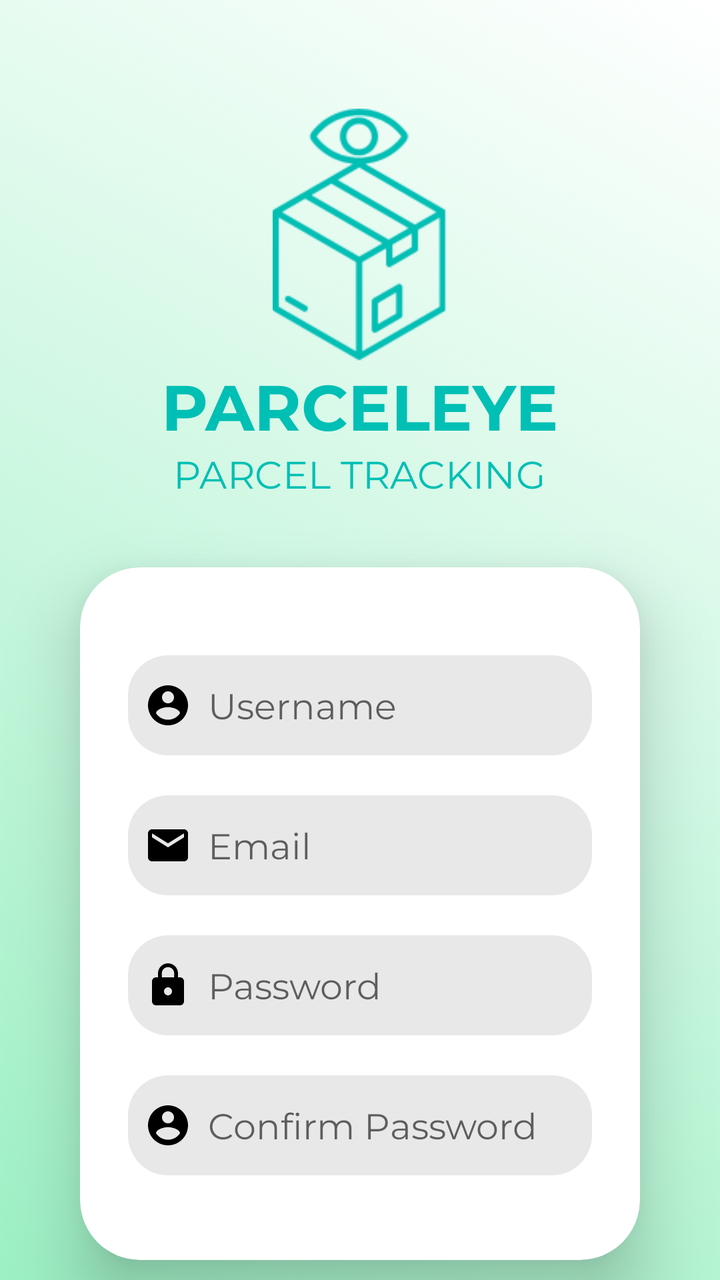
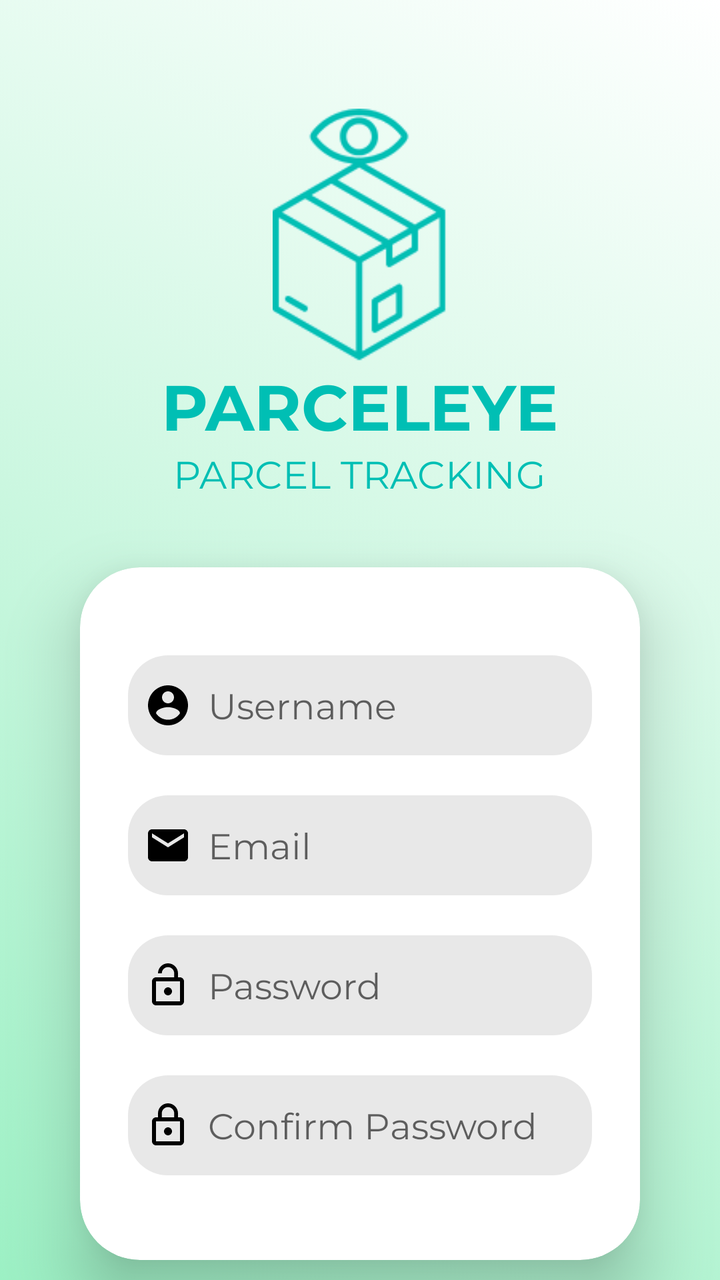

The first picture is an Android layout as it rendered before a commit; the second is the same layout after the commit. The layout source and the unified diff follow.
<!-- AndroidManifest.xml: application theme Theme.ParcelEyeLogin -->
<!-- res/layout/activity_register.xml -->
<?xml version="1.0" encoding="utf-8"?>
<LinearLayout xmlns:android="http://schemas.android.com/apk/res/android"
    xmlns:app="http://schemas.android.com/apk/res-auto"
    xmlns:tools="http://schemas.android.com/tools"
    android:id="@+id/main"
    android:layout_width="match_parent"
    android:layout_height="match_parent"
    android:orientation="vertical"
    android:gravity="center"
    android:background="@drawable/green_gradient"
    android:weightSum="100"
    tools:context=".MainActivity">

    <LinearLayout
        android:layout_width="wrap_content"
        android:layout_height="wrap_content"
        android:gravity="center"
        android:orientation="vertical"
        android:layout_marginTop="30dp"
        android:scaleX="0.8"
        android:scaleY="0.8"
        >

        <ImageView
            android:layout_width="wrap_content"
            android:layout_height="wrap_content"
            android:contentDescription="@string/logo"
            android:src="@drawable/logo" />

        <TextView
            android:layout_width="wrap_content"
            android:layout_height="wrap_content"
            android:fontFamily="@font/montserrat_bold"
            android:text="@string/hero_image"
            android:textColor="@color/aqua"
            android:textSize="40sp" />

        <TextView
            android:layout_width="wrap_content"
            android:layout_height="wrap_content"
            android:fontFamily="@font/montserrat"
            android:text="@string/hero_image2"
            android:textColor="@color/aqua"
            android:textSize="24sp" />
    </LinearLayout>

    <androidx.cardview.widget.CardView
        android:layout_width="match_parent"
        android:layout_height="wrap_content"
        android:layout_marginHorizontal="40dp"
        android:layout_marginVertical="10dp"
        app:cardCornerRadius="30dp"
        app:cardElevation="20dp"
        android:background="@color/cardview_light_background"
        >

        <LinearLayout
            android:layout_width="match_parent"
            android:layout_height="wrap_content"
            android:orientation="vertical"
            android:layout_gravity="center_horizontal"
            android:padding="24dp"
            >

            <EditText
                android:layout_width="match_parent"
                android:layout_height="50dp"
                android:id="@+id/username"
                android:background="@drawable/roundedrect"
                android:drawableStart="@drawable/usericon"
                android:fontFamily="@font/montserrat"
                android:hint="Username"
                android:drawablePadding="8dp"
                android:padding="8dp"
                android:layout_marginTop="20dp"
                >
            </EditText>

            <EditText
                android:layout_width="match_parent"
                android:layout_height="50dp"
                android:id="@+id/email"
                android:background="@drawable/roundedrect"
                android:drawableStart="@drawable/emailicon"
                android:fontFamily="@font/montserrat"
                android:hint="@string/email"
                android:drawablePadding="8dp"
                android:padding="8dp"
                android:layout_marginTop="20dp"
                android:inputType="textEmailAddress"
                >
            </EditText>

            <EditText
                android:layout_width="match_parent"
                android:layout_height="50dp"
                android:background="@drawable/roundedrect"
                android:drawableStart="@drawable/lockicon"
                android:fontFamily="@font/montserrat"
                android:id="@+id/password"
                android:hint="@string/password"
                android:drawablePadding="8dp"
                android:padding="8dp"
                android:layout_marginTop="20dp"
                android:inputType="textPassword"
                >
            </EditText>

            <EditText
                android:layout_width="match_parent"
                android:layout_height="50dp"
                android:id="@+id/passwordConfirm"
                android:background="@drawable/roundedrect"
                android:drawableStart="@drawable/usericon"
                android:fontFamily="@font/montserrat"
                android:hint="Confirm Password"
                android:drawablePadding="8dp"
                android:padding="8dp"
                android:layout_marginTop="20dp"
                android:inputType="textPassword"
                >
            </EditText>

            <Button
                android:layout_width="match_parent"
                android:layout_height="50dp"
                android:id="@+id/signUpButton"
                android:text="Sign Up"
                android:textSize="20sp"
                android:fontFamily="@font/montserrat_bold"
                android:backgroundTint="@color/aqua"
                android:layout_marginTop="15dp"/>

        </LinearLayout>

    </androidx.cardview.widget.CardView>


</LinearLayout>
<!-- resources referenced by this layout -->
<resources>
  <color name="aqua">#00bfb4</color>
  <!-- drawable emailicon (drawable) -->
  <vector xmlns:android="http://schemas.android.com/apk/res/android" android:height="24dp" android:tint="#000000" android:viewportHeight="24" android:viewportWidth="24" android:width="24dp">
        
      <path android:fillColor="@android:color/white" android:pathData="M20,4L4,4c-1.1,0 -1.99,0.9 -1.99,2L2,18c0,1.1 0.9,2 2,2h16c1.1,0 2,-0.9 2,-2L22,6c0,-1.1 -0.9,-2 -2,-2zM20,8l-8,5 -8,-5L4,6l8,5 8,-5v2z"/>
      
  </vector>
  <!-- drawable green_gradient (drawable) -->
  <?xml version="1.0" encoding="utf-8"?>
  <selector xmlns:android="http://schemas.android.com/apk/res/android">
  <item>
      <shape android:shape="rectangle">
          <gradient android:startColor="#9cf0c4" android:endColor="#ffffff" android:angle="45"/>
      </shape>
  </item>
  </selector>
  <!-- drawable lockicon (drawable) -->
  <vector xmlns:android="http://schemas.android.com/apk/res/android" android:height="24dp" android:tint="#000000" android:viewportHeight="24" android:viewportWidth="24" android:width="24dp">
        
      <path android:fillColor="@android:color/white" android:pathData="M18,8h-1L17,6c0,-2.76 -2.24,-5 -5,-5S7,3.24 7,6v2L6,8c-1.1,0 -2,0.9 -2,2v10c0,1.1 0.9,2 2,2h12c1.1,0 2,-0.9 2,-2L20,10c0,-1.1 -0.9,-2 -2,-2zM12,17c-1.1,0 -2,-0.9 -2,-2s0.9,-2 2,-2 2,0.9 2,2 -0.9,2 -2,2zM15.1,8L8.9,8L8.9,6c0,-1.71 1.39,-3.1 3.1,-3.1 1.71,0 3.1,1.39 3.1,3.1v2z"/>
      
  </vector>
  <!-- drawable logo: png bitmap (drawable, 7320 bytes) -->
  <!-- drawable roundedrect (drawable) -->
  <?xml version="1.0" encoding="utf-8"?>
  <shape xmlns:android="http://schemas.android.com/apk/res/android"
      android:shape="rectangle">
  
      <solid
          android:color="@color/grey"/>
  
      <corners
          android:radius="20dp"/>
  </shape>
  <!-- drawable usericon (drawable) -->
  <vector xmlns:android="http://schemas.android.com/apk/res/android" android:height="24dp" android:tint="#000000" android:viewportHeight="24" android:viewportWidth="24" android:width="24dp">
        
      <path android:fillColor="@android:color/white" android:pathData="M12,2C6.48,2 2,6.48 2,12s4.48,10 10,10 10,-4.48 10,-10S17.52,2 12,2zM12,5c1.66,0 3,1.34 3,3s-1.34,3 -3,3 -3,-1.34 -3,-3 1.34,-3 3,-3zM12,19.2c-2.5,0 -4.71,-1.28 -6,-3.22 0.03,-1.99 4,-3.08 6,-3.08 1.99,0 5.97,1.09 6,3.08 -1.29,1.94 -3.5,3.22 -6,3.22z"/>
      
  </vector>
  <string name="email">Email</string>
  <string name="hero_image">PARCELEYE</string>
  <string name="hero_image2">PARCEL TRACKING</string>
  <string name="logo">App Logo</string>
  <string name="password">Password</string>
  <style name="Theme.ParcelEyeLogin" parent="Base.Theme.ParcelEyeLogin" />
  <color name="grey">#e8e8e8</color>
  <style name="Base.Theme.ParcelEyeLogin" parent="Theme.MaterialComponents.DayNight.NoActionBar">
          
          
          <item name="colorPrimary">@color/aqua</item>
      </style>
</resources>

<!-- the commit's change to res/layout/activity_register.xml (unified diff, before → after) -->
@@ -95,7 +95,7 @@
                 android:layout_width="match_parent"
                 android:layout_height="50dp"
                 android:background="@drawable/roundedrect"
-                android:drawableStart="@drawable/lockicon"
+                android:drawableStart="@drawable/lockopenicon"
                 android:fontFamily="@font/montserrat"
                 android:id="@+id/password"
                 android:hint="@string/password"
@@ -111,7 +111,7 @@
                 android:layout_height="50dp"
                 android:id="@+id/passwordConfirm"
                 android:background="@drawable/roundedrect"
-                android:drawableStart="@drawable/usericon"
+                android:drawableStart="@drawable/lockclosedicon"
                 android:fontFamily="@font/montserrat"
                 android:hint="Confirm Password"
                 android:drawablePadding="8dp"
<!-- resource entries referenced after the edit -->
@@ -16,10 +16,16 @@
       </shape>
   </item>
   </selector>
-  <!-- drawable lockicon (drawable) -->
+  <!-- drawable lockclosedicon (drawable) -->
   <vector xmlns:android="http://schemas.android.com/apk/res/android" android:height="24dp" android:tint="#000000" android:viewportHeight="24" android:viewportWidth="24" android:width="24dp">
         
-      <path android:fillColor="@android:color/white" android:pathData="M18,8h-1L17,6c0,-2.76 -2.24,-5 -5,-5S7,3.24 7,6v2L6,8c-1.1,0 -2,0.9 -2,2v10c0,1.1 0.9,2 2,2h12c1.1,0 2,-0.9 2,-2L20,10c0,-1.1 -0.9,-2 -2,-2zM12,17c-1.1,0 -2,-0.9 -2,-2s0.9,-2 2,-2 2,0.9 2,2 -0.9,2 -2,2zM15.1,8L8.9,8L8.9,6c0,-1.71 1.39,-3.1 3.1,-3.1 1.71,0 3.1,1.39 3.1,3.1v2z"/>
+      <path android:fillColor="@android:color/white" android:pathData="M12,17c1.1,0 2,-0.9 2,-2s-0.9,-2 -2,-2s-2,0.9 -2,2S10.9,17 12,17zM18,8h-1V6c0,-2.76 -2.24,-5 -5,-5S7,3.24 7,6v2H6c-1.1,0 -2,0.9 -2,2v10c0,1.1 0.9,2 2,2h12c1.1,0 2,-0.9 2,-2V10C20,8.9 19.1,8 18,8zM8.9,6c0,-1.71 1.39,-3.1 3.1,-3.1s3.1,1.39 3.1,3.1v2H8.9V6zM18,20H6V10h12V20z"/>
+      
+  </vector>
+  <!-- drawable lockopenicon (drawable) -->
+  <vector xmlns:android="http://schemas.android.com/apk/res/android" android:height="24dp" android:tint="#000000" android:viewportHeight="24" android:viewportWidth="24" android:width="24dp">
+        
+      <path android:fillColor="@android:color/white" android:pathData="M12,17c1.1,0 2,-0.9 2,-2s-0.9,-2 -2,-2 -2,0.9 -2,2 0.9,2 2,2zM18,8h-1L17,6c0,-2.76 -2.24,-5 -5,-5S7,3.24 7,6h1.9c0,-1.71 1.39,-3.1 3.1,-3.1 1.71,0 3.1,1.39 3.1,3.1v2L6,8c-1.1,0 -2,0.9 -2,2v10c0,1.1 0.9,2 2,2h12c1.1,0 2,-0.9 2,-2L20,10c0,-1.1 -0.9,-2 -2,-2zM18,20L6,20L6,10h12v10z"/>
       
   </vector>
   <!-- drawable logo: png bitmap (drawable, 7320 bytes) -->
